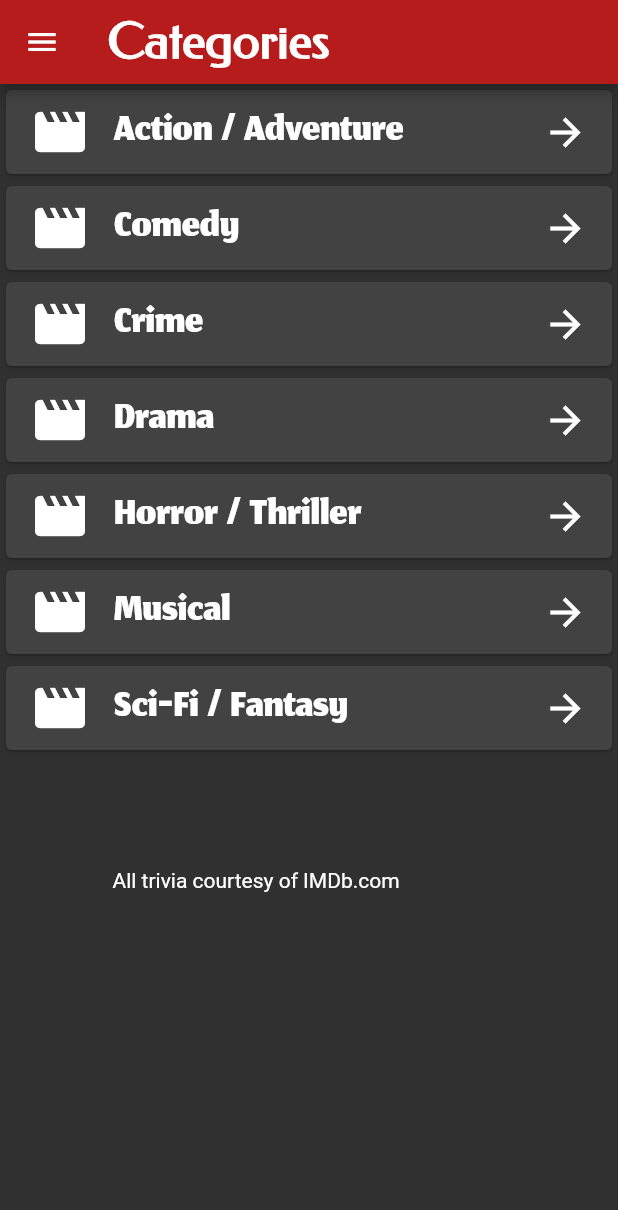
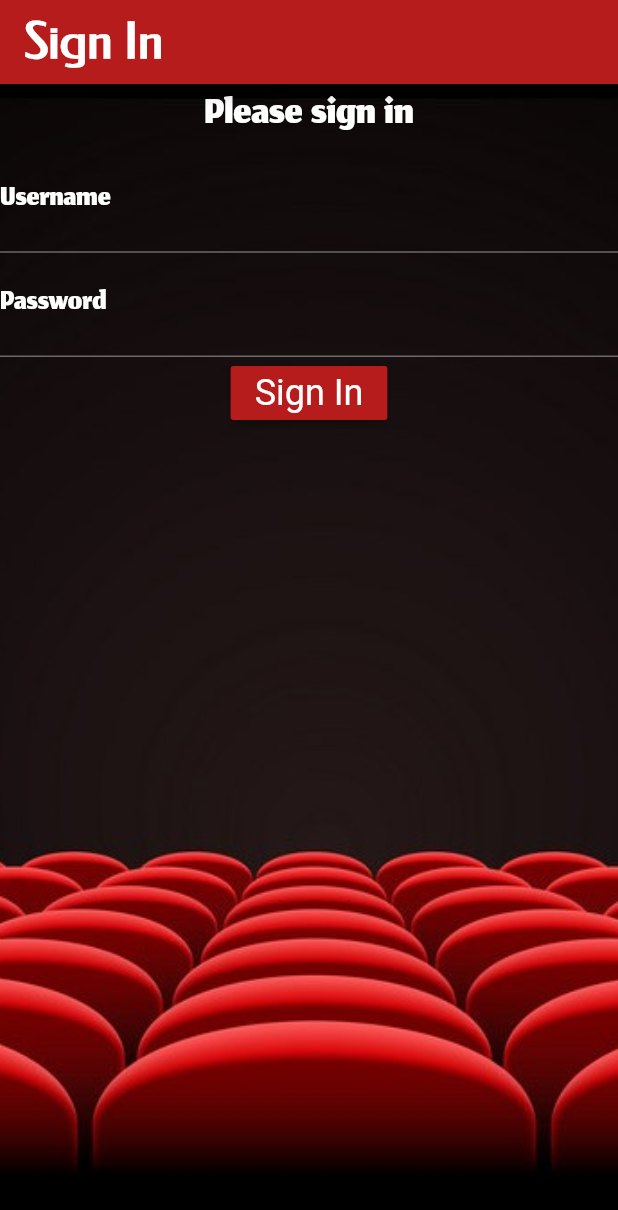
Before and after one commit to FidMS4/map-cw2, a Flutter app: the screen it shows after launch, on a phone screen of 412 x 824 dp. Shown: the top 1210 px of the screen. Run offline on Flutter 3.47's test engine with Material 2 defaults, Android fonts, the phone set to English and light mode, and no system bars.

Commit message:
Added background, sign in screen with data

```diff
--- a/lib/main.dart
+++ b/lib/main.dart
@@ -6,6 +6,7 @@ import 'package:CreativeWork2/screen/home_screen.dart';
 import 'package:CreativeWork2/screen/horrorthriller_screen.dart';
 import 'package:CreativeWork2/screen/musical_screen.dart';
 import 'package:CreativeWork2/screen/scifantasy_screen.dart';
+import 'package:CreativeWork2/screen/signin_screen.dart';
 import 'package:flutter/material.dart';
 import 'package:flutter/services.dart';
 
@@ -37,8 +38,9 @@ class CreativeWork2App extends StatelessWidget {
           ),
         ),
       ),
-      initialRoute: HomeScreen.routeName,
+      initialRoute: SignInScreen.routeName,
       routes: {
+        SignInScreen.routeName: (context) => SignInScreen(),
         HomeScreen.routeName: (context) => HomeScreen(),
         ActionAdventureScreen.routeName: (context) => ActionAdventureScreen(),
         ComedyScreen.routeName: (context) => ComedyScreen(),
--- /dev/null
+++ b/lib/model/mysignin.dart
@@ -0,0 +1,58 @@
+enum Classification {
+  Freshman,
+  Sophomore,
+  Junior,
+  Senior,
+  Graduate,
+}
+
+enum Major {
+  CS,
+  SE,
+  DS,
+  Other,
+}
+
+class UserRecord {
+  String username;
+  String password;
+  String name;
+  String phone;
+
+  UserRecord({
+    this.username = '',
+    this.password = '',
+    this.name = '',
+    this.phone = '',
+  });
+
+  UserRecord.clone(UserRecord user) {
+    this.username = user.username;
+    this.password = user.password;
+    this.name = user.name;
+    this.phone = user.phone;
+    //this.languages = user.languages;   // shallow copy reference
+    // this.languages = {};
+    // Language.values.forEach((e) => this.languages[e] = user.languages[e]); // deep copy
+  }
+
+  void assign(UserRecord user) {
+    this.username = user.username;
+    this.password = user.password;
+    this.name = user.name;
+    this.phone = user.phone;
+    //this.languages = user.languages;   // shallow copy reference
+    // this.languages = {};
+    // Language.values.forEach((e) => this.languages[e] = user.languages[e]); // deep copy
+  }
+
+  @override
+  String toString() {
+    return 'UserRecord[username=$username password=$password]';
+  }
+
+  static List<UserRecord> fakeDB = [
+    UserRecord(
+        username: 'FidelM', password: 'fm', name: 'Fidel Munoz', phone: '4055011724'),
+  ];
+}
--- a/lib/screen/actionadventure_screen.dart
+++ b/lib/screen/actionadventure_screen.dart
@@ -48,7 +48,9 @@ class _Controller {
   List<Widget> getMovieList() {
     return actionAdventureList.map((movie) {
       return InkWell(
-        onDoubleTap: () {},
+        onDoubleTap: () {
+          _flipPic();
+        },
         child: Column(
           children: [
             Container(
@@ -73,4 +75,6 @@ class _Controller {
       );
     }).toList();
   }
+
+  void _flipPic() {}
 }
--- a/lib/screen/home_screen.dart
+++ b/lib/screen/home_screen.dart
@@ -114,12 +114,6 @@ class HomeScreen extends StatelessWidget {
               ),
             ),
           ),
-          Padding(
-            padding: const EdgeInsets.all(75.0),
-            child: Text(
-              "All trivia courtesy of IMDb.com",
-            ),
-          )
         ],
       ),
     );
--- /dev/null
+++ b/lib/screen/signin_screen.dart
@@ -0,0 +1,137 @@
+import 'package:CreativeWork2/model/mysignin.dart';
+import 'package:CreativeWork2/screen/home_screen.dart';
+import 'package:flutter/material.dart';
+
+class SignInScreen extends StatefulWidget {
+  static const routeName = '/signInScreen';
+  @override
+  State<StatefulWidget> createState() {
+    return _SignInState();
+  }
+}
+
+class _SignInState extends State<SignInScreen> {
+  _Controller con;
+  GlobalKey<FormState> formKey = GlobalKey<FormState>();
+  String error;
+
+  @override
+  void initState() {
+    super.initState();
+    con = _Controller(this);
+  }
+
+  void render(fn) {
+    setState(fn);
+  }
+
+  @override
+  Widget build(BuildContext context) {
+    return Scaffold(
+      appBar: AppBar(
+        title: Text('Sign In', style: Theme.of(context).textTheme.headline6),
+        backgroundColor: Colors.red[900],
+      ),
+      body: Container(
+        decoration: BoxDecoration(
+          image:
+              DecorationImage(image: AssetImage("images/movie2.jpg"), fit: BoxFit.cover),
+        ),
+        child: Column(
+          mainAxisAlignment: MainAxisAlignment.start,
+          children: [
+            Form(
+              key: formKey,
+              child: SingleChildScrollView(
+                child: Column(
+                  children: [
+                    Text(
+                      'Please sign in',
+                      style: Theme.of(context).textTheme.headline1,
+                    ),
+                    error == null
+                        ? SizedBox(
+                            height: 1.0,
+                          )
+                        : Text(
+                            error,
+                            style: TextStyle(fontSize: 16.0, color: Colors.red),
+                          ),
+                    TextFormField(
+                      decoration: InputDecoration(
+                        labelText: 'Username',
+                        labelStyle: TextStyle(
+                            fontFamily: 'Jomhuria', fontSize: 30.0, color: Colors.white),
+                        hintText: 'Enter username',
+                      ),
+                      autocorrect: false,
+                      onSaved: con.saveUsername,
+                    ),
+                    TextFormField(
+                      decoration: InputDecoration(
+                        labelText: 'Password',
+                        labelStyle: TextStyle(
+                            fontFamily: 'Jomhuria', fontSize: 30.0, color: Colors.white),
+                        hintText: 'Enter password',
+                      ),
+                      obscureText: true,
+                      autocorrect: false,
+                      validator: con.validatePassword,
+                      onSaved: con.savePassword,
+                    ),
+                    RaisedButton(
+                      color: Colors.red[900],
+                      onPressed: con.signIn,
+                      child: Text(
+                        'Sign In',
+                        style: Theme.of(context).textTheme.headline5,
+                      ),
+                    ),
+                  ],
+                ),
+              ),
+            ),
+          ],
+        ),
+      ),
+    );
+  }
+}
+
+class _Controller {
+  _SignInState state;
+  _Controller(this.state);
+  UserRecord userRecord = UserRecord();
+
+  void signIn() {
+    if (!state.formKey.currentState.validate()) return;
+
+    state.formKey.currentState.save();
+
+    var user = UserRecord.fakeDB.firstWhere(
+        (element) =>
+            element.username == userRecord.username &&
+            element.password == userRecord.password,
+        orElse: () => null);
+
+    if (user == null) {
+      state.render(() => state.error = 'not a valid username');
+    } else {
+      state.render(() => state.error = null);
+      Navigator.pushNamed(state.context, HomeScreen.routeName, arguments: user);
+    }
+  }
+
+  String validatePassword(String value) {
+    if (value.length < 1) return 'too short of a password';
+    return null;
+  }
+
+  void saveUsername(String value) {
+    userRecord.username = value;
+  }
+
+  void savePassword(String value) {
+    userRecord.password = value;
+  }
+}
--- a/pubspec.yaml
+++ b/pubspec.yaml
@@ -45,9 +45,9 @@ flutter:
   uses-material-design: true
 
   # To add assets to your application, add an assets section, like this:
-  # assets:
-  #   - images/a_dot_burr.jpeg
-  #   - images/a_dot_ham.jpeg
+  assets:
+    # - images/movie.jpg
+    - images/movie2.jpg
 
   # An image asset can refer to one or more resolution-specific "variants", see
   # https://flutter.dev/assets-and-images/#resolution-aware.
```
Also changed, not shown: images/movie2.jpg (added).
